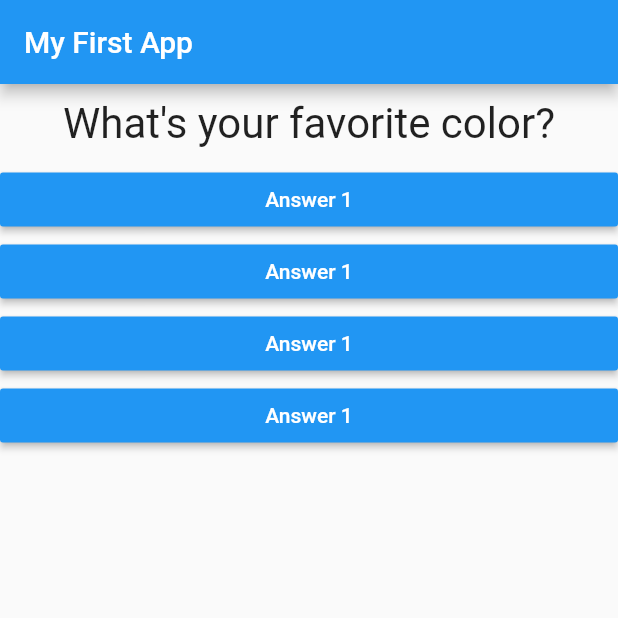
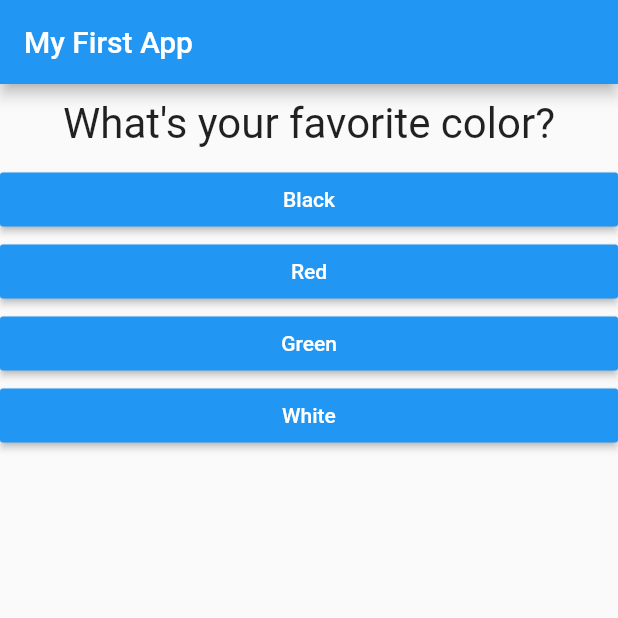
Before and after one commit to luke-mcevoy/flutterSandbox, a Flutter app: the screen it shows after launch, on a phone screen of 412 x 824 dp, the top half of it. Run offline on Flutter 3.47's test engine with Material 2 defaults, Android fonts, the phone set to English and light mode, and no system bars.

Commit message:
appending answerText to child of Container widget

```diff
--- a/flutterBasics/lib/answer.dart
+++ b/flutterBasics/lib/answer.dart
@@ -13,7 +13,7 @@ class Answer extends StatelessWidget {
       child: RaisedButton(
         color: Colors.blue,
         textColor: Colors.white,
-        child: Text('Answer 1'),
+        child: Text(answerText),
         onPressed: selectHandler,
       ),
     );
```
